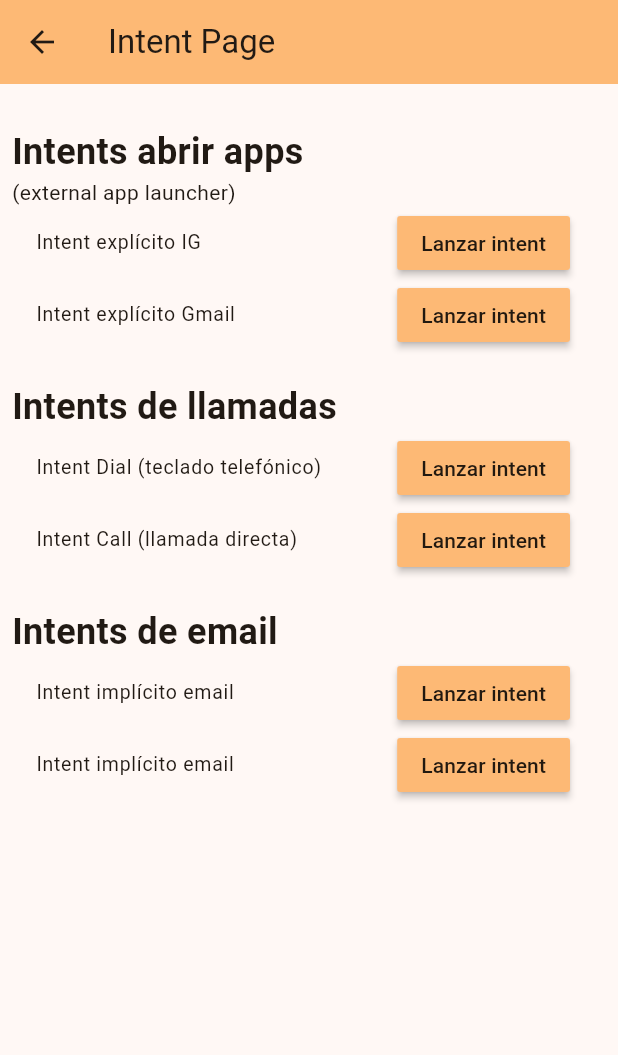
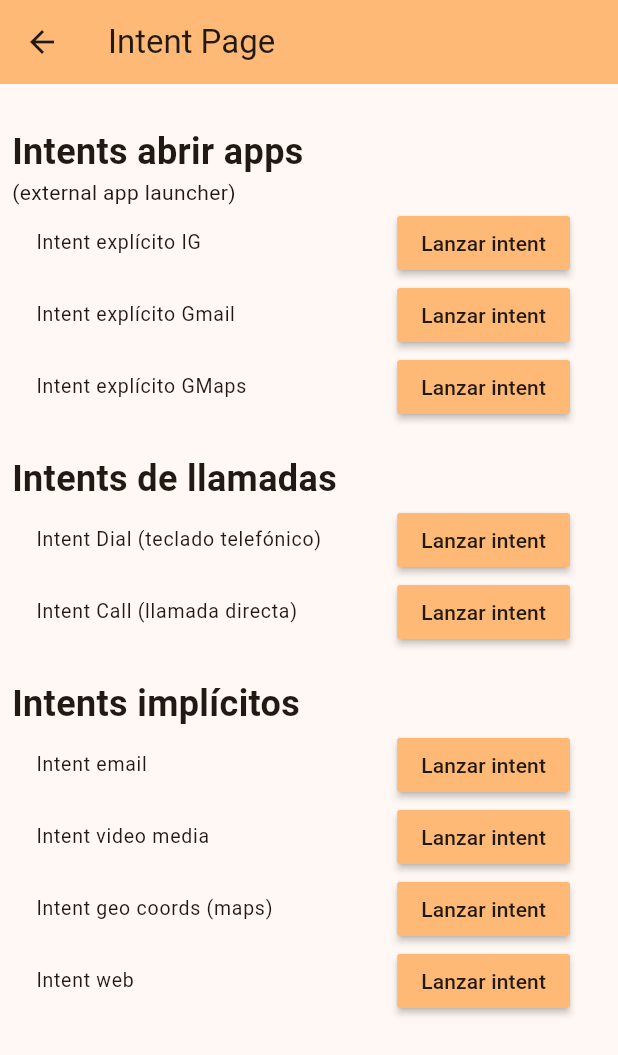
Before and after one commit to figonzal1/ryc_flutter, a Flutter app: the IntentsPage screen opened directly, on a phone screen of 412 x 824 dp. Shown: the top 1055 px of the screen. Run offline on Flutter 3.47's test engine with Material 3 defaults, Android fonts, the phone set to English and light mode, and no system bars; our stand-ins replace google_maps_flutter, location, logger, permission_handler, video_player, webview_flutter; missing offline and left inert: android_intent_plus, external_app_launcher.

Commit message:
mas intents
Signed-off-by: figonzal1 <felipe.gonzalezalarcon94@gmail.com>

```diff
--- a/lib/intents/IntentsPage.dart
+++ b/lib/intents/IntentsPage.dart
@@ -28,6 +28,13 @@ class _IntentsPageState extends State<IntentsPage> {
     );
   }
 
+  Future<void> explicitGMaps() async {
+    await LaunchApp.openApp(
+      androidPackageName: 'com.google.android.apps.maps',
+      openStore: true,
+    );
+  }
+
   void sendToEmail() {
     const AndroidIntent intent = AndroidIntent(
         action: 'android.intent.action.SENDTO',
@@ -36,12 +43,28 @@ class _IntentsPageState extends State<IntentsPage> {
     intent.launch();
   }
 
-  void sendToEmailWithAttach() {
+  void playVideoMedia() {
     const AndroidIntent intent = AndroidIntent(
-        action: 'android.intent.action.SEND',
-        data:
-            'mailto:correo_destino@example.com?subject=Asunto del email con adjuntos&body=Probando el envío de datos desde flutter',
-        type: "images/*");
+      action: 'android.intent.action.VIEW',
+      data:
+          'https://flutter.github.io/assets-for-api-docs/assets/videos/butterfly.mp4',
+    );
+    intent.launch();
+  }
+
+  void geoRefMaps() {
+    const AndroidIntent intent = AndroidIntent(
+      action: 'android.intent.action.VIEW',
+      data: 'geo:47.6,-122.3',
+    );
+    intent.launch();
+  }
+
+  void openUrl() {
+    const AndroidIntent intent = AndroidIntent(
+      action: 'android.intent.action.VIEW',
+      data: 'https://www.rycconsultores.cl',
+    );
     intent.launch();
   }
 
@@ -68,14 +91,14 @@ class _IntentsPageState extends State<IntentsPage> {
           children: [
             intentExternalAppLauncher(context, btnText),
             intentCalls(context, btnText),
-            intentEmails(context, btnText),
+            intentImplicitos(context, btnText),
           ],
         ),
       ),
     );
   }
 
-  Column intentEmails(BuildContext context, String btnText) {
+  Column intentImplicitos(BuildContext context, String btnText) {
     return Column(
       crossAxisAlignment: CrossAxisAlignment.start,
       mainAxisSize: MainAxisSize.max,
@@ -84,12 +107,12 @@ class _IntentsPageState extends State<IntentsPage> {
           height: 20,
         ),
         const Text(
-          "Intents de email",
+          "Intents implícitos",
           style: TextStyle(fontSize: 24, fontWeight: FontWeight.bold),
         ),
         ListTile(
           dense: true,
-          title: const Text("Intent implícito email"),
+          title: const Text("Intent email"),
           trailing: MaterialButton(
               color: Theme.of(context).colorScheme.inversePrimary,
               onPressed: () {
@@ -99,11 +122,31 @@ class _IntentsPageState extends State<IntentsPage> {
         ),
         ListTile(
           dense: true,
-          title: const Text("Intent implícito email"),
+          title: const Text("Intent video media"),
           trailing: MaterialButton(
               color: Theme.of(context).colorScheme.inversePrimary,
               onPressed: () {
-                sendToEmail();
+                playVideoMedia();
+              },
+              child: Text(btnText)),
+        ),
+        ListTile(
+          dense: true,
+          title: const Text("Intent geo coords (maps)"),
+          trailing: MaterialButton(
+              color: Theme.of(context).colorScheme.inversePrimary,
+              onPressed: () {
+                geoRefMaps();
+              },
+              child: Text(btnText)),
+        ),
+        ListTile(
+          dense: true,
+          title: const Text("Intent web"),
+          trailing: MaterialButton(
+              color: Theme.of(context).colorScheme.inversePrimary,
+              onPressed: () {
+                openUrl();
               },
               child: Text(btnText)),
         ),
@@ -143,6 +186,16 @@ class _IntentsPageState extends State<IntentsPage> {
               color: Theme.of(context).colorScheme.inversePrimary,
               onPressed: () {
                 explicitGmail();
+              },
+              child: Text(btnText)),
+        ),
+        ListTile(
+          dense: true,
+          title: const Text("Intent explícito GMaps"),
+          trailing: MaterialButton(
+              color: Theme.of(context).colorScheme.inversePrimary,
+              onPressed: () {
+                explicitGMaps();
               },
               child: Text(btnText)),
         ),
```
